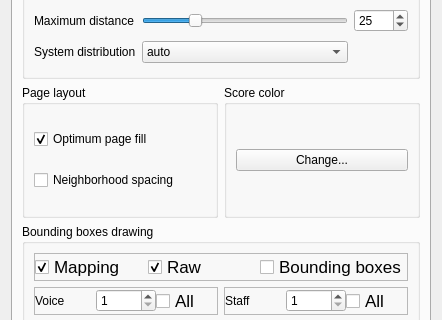
Qt form Qt/GuidoEditor/rsc/setupDialog.ui (grame-cncm/guidolib) before a commit; both pictures show x 0 to 442 and y 240 to 560 of the 442 by 669 pixel window.
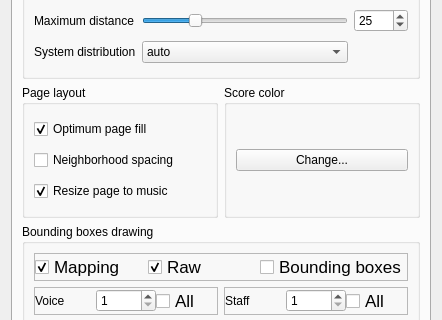
The same form after that commit.

Commit message: setup dialog: resize page to music control

```diff
--- a/Qt/GuidoEditor/rsc/setupDialog.ui
+++ b/Qt/GuidoEditor/rsc/setupDialog.ui
@@ -259,23 +259,33 @@
             <string>Page layout</string>
            </property>
            <layout class="QGridLayout" name="gridLayout_3">
-            <item row="0" column="0">
-             <widget class="QCheckBox" name="fOPFcheckBox">
-              <property name="text">
-               <string>Optimum page fill</string>
-              </property>
-              <property name="checked">
-               <bool>true</bool>
-              </property>
-             </widget>
-            </item>
-            <item row="1" column="0">
+            <item row="2" column="0">
              <widget class="QCheckBox" name="fNSpacingcheckBox">
               <property name="text">
                <string>Neighborhood spacing</string>
               </property>
              </widget>
             </item>
+            <item row="1" column="0">
+             <widget class="QCheckBox" name="fOPFcheckBox">
+              <property name="text">
+               <string>Optimum page fill</string>
+              </property>
+              <property name="checked">
+               <bool>true</bool>
+              </property>
+             </widget>
+            </item>
+            <item row="3" column="0">
+             <widget class="QCheckBox" name="fResizePage2Music">
+              <property name="text">
+               <string>Resize page to music</string>
+              </property>
+              <property name="checked">
+               <bool>true</bool>
+              </property>
+             </widget>
+            </item>
            </layout>
           </widget>
          </item>
```
Left out of the diff: 33 changed lines with no effect on the pictures.
